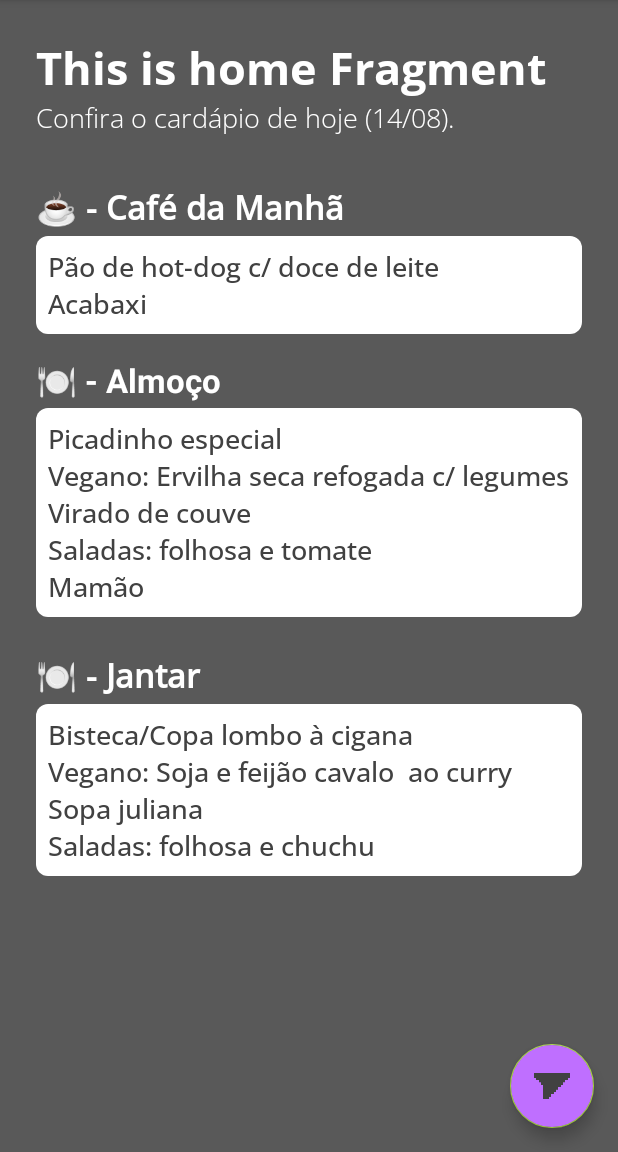
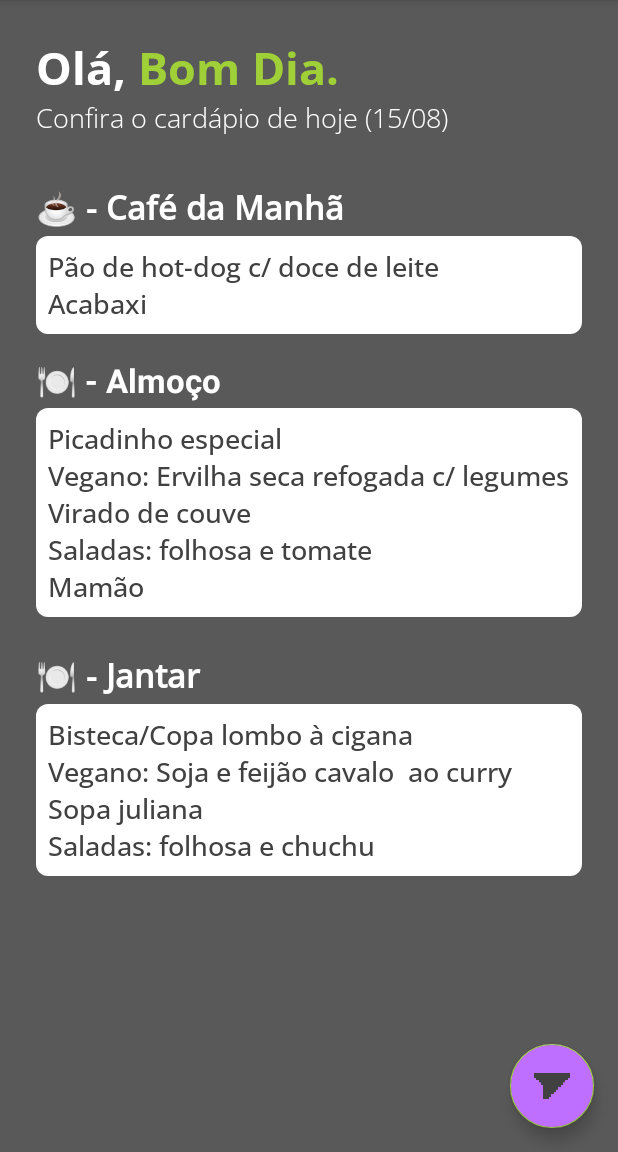
Before and after one commit to gab-simon/ru-cardapio-app, an Android app: the screen it shows after launch (MainActivity), on a phone screen of 412 x 824 dp, the part 84-1236 px from its top. Run offline under Robolectric (Android 15) with nearby library versions, the phone set to English and light mode, and no system bars; our stand-ins replace navigation-ui.

Commit message:
feat: date and greeting

```diff
--- a/app/src/main/java/com/rucardapio/ui/home/HomeFragment.kt
+++ b/app/src/main/java/com/rucardapio/ui/home/HomeFragment.kt
@@ -32,6 +32,12 @@ class HomeFragment : Fragment() {
         homeViewModel.text.observe(viewLifecycleOwner) {
             textView.text = it
         }
+
+        val textSubtitle: TextView = binding.textSubtitle
+        homeViewModel.textsubtitle.observe(viewLifecycleOwner) {
+            textSubtitle.text = it
+        }
+
         return root
     }
 
--- a/app/src/main/java/com/rucardapio/ui/home/HomeViewModel.kt
+++ b/app/src/main/java/com/rucardapio/ui/home/HomeViewModel.kt
@@ -1,13 +1,63 @@
 package com.rucardapio.ui.home
 
+import android.graphics.Color
+import android.text.SpannableString
+import android.text.Spanned
+import android.text.style.ForegroundColorSpan
 import androidx.lifecycle.LiveData
 import androidx.lifecycle.MutableLiveData
 import androidx.lifecycle.ViewModel
+import com.rucardapio.R
+import java.text.SimpleDateFormat
+import java.util.Calendar
+import java.util.Date
+import java.util.Locale
 
 class HomeViewModel : ViewModel() {
+    private val currentDate = Date()
+    private val formattedDate = formatDate(currentDate)
 
-    private val _text = MutableLiveData<String>().apply {
-        value = "This is home Fragment"
+    private val _text = MutableLiveData<SpannableString>().apply {
+        value = createFormattedText()
     }
-    val text: LiveData<String> = _text
+    val text: LiveData<SpannableString> = _text
+
+    private val _textsubtitle = MutableLiveData<String>().apply {
+        value = "Confira o cardápio de hoje ($formattedDate)"
+    }
+    val textsubtitle: MutableLiveData<String> = _textsubtitle
+
+    private fun formatDate(date: Date): String {
+        val dateFormat = SimpleDateFormat("dd/MM", Locale.getDefault())
+        return dateFormat.format(date)
+    }
+    private fun getColoredSpanned(text: String, color: Int): SpannableString {
+        val spannable = SpannableString(text)
+        spannable.setSpan(
+            ForegroundColorSpan(Color.rgb(160,208,56)),
+            "Olá,".length,
+            spannable.length,
+            Spanned.SPAN_EXCLUSIVE_EXCLUSIVE
+        )
+        return spannable
+    }
+
+    private fun createFormattedText(): SpannableString {
+        val calendar = Calendar.getInstance()
+        val hourOfDay = calendar.get(Calendar.HOUR_OF_DAY)
+
+        val greeting = when (hourOfDay) {
+            in 0..11 -> "Olá, Bom Dia."
+            in 12..17 -> "Olá, Boa Tarde."
+            else -> "Olá, Boa Noite."
+        }
+
+        val color = when (hourOfDay) {
+            in 0..11 -> R.color.teal_200
+            in 12..17 -> R.color.teal_200
+            else -> R.color.purple_500
+        }
+
+        return getColoredSpanned(greeting, color)
+    }
 }
```
